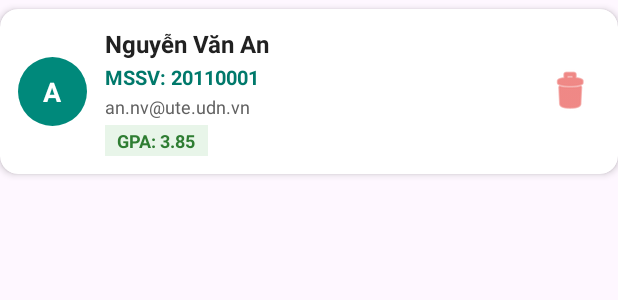
After one commit to NguyenQuangNhat24T2/BTTL_TongHop, an Android app: the layout item_student_room.xml on its own in the app's theme, with its tools: preview values and no code run, on a phone screen of 412 x 824 dp. The commit adds this screen. Shown: the top 300 px of the screen. Run offline under Robolectric (Android 15) with nearby library versions, the phone set to English and light mode, and no system bars.

Commit message:
thiết kế giao diện xml cho activity fragment item và dialog

```diff
--- a/app/src/main/AndroidManifest.xml
+++ b/app/src/main/AndroidManifest.xml
@@ -1,6 +1,8 @@
 <?xml version="1.0" encoding="utf-8"?>
 <manifest xmlns:android="http://schemas.android.com/apk/res/android"
     xmlns:tools="http://schemas.android.com/tools">
+
+    <uses-permission android:name="android.permission.INTERNET" />
 
     <application
         android:allowBackup="true"
--- /dev/null
+++ b/app/src/main/res/drawable/bg_avatar_circle.xml
@@ -0,0 +1,5 @@
+<?xml version="1.0" encoding="utf-8"?>
+<shape xmlns:android="http://schemas.android.com/apk/res/android"
+    android:shape="oval">
+    <solid android:color="#00897B" />
+</shape>
--- /dev/null
+++ b/app/src/main/res/layout/item_student_room.xml
@@ -0,0 +1,87 @@
+<?xml version="1.0" encoding="utf-8"?>
+<androidx.cardview.widget.CardView xmlns:android="http://schemas.android.com/apk/res/android"
+    xmlns:app="http://schemas.android.com/apk/res-auto"
+    android:layout_width="match_parent"
+    android:layout_height="wrap_content"
+    android:layout_marginVertical="6dp"
+    app:cardCornerRadius="12dp"
+    app:cardElevation="3dp">
+
+    <LinearLayout
+        android:layout_width="match_parent"
+        android:layout_height="wrap_content"
+        android:gravity="center_vertical"
+        android:orientation="horizontal"
+        android:padding="12dp">
+
+        <TextView
+            android:id="@+id/tvAvatar"
+            android:layout_width="46dp"
+            android:layout_height="46dp"
+            android:background="@drawable/bg_avatar_circle"
+            android:gravity="center"
+            android:text="A"
+            android:textColor="@android:color/white"
+            android:textSize="18sp"
+            android:textStyle="bold" />
+
+        <LinearLayout
+            android:layout_width="0dp"
+            android:layout_height="wrap_content"
+            android:layout_marginStart="12dp"
+            android:layout_weight="1"
+            android:orientation="vertical">
+
+            <TextView
+                android:id="@+id/tvFullName"
+                android:layout_width="wrap_content"
+                android:layout_height="wrap_content"
+                android:text="Nguyễn Văn An"
+                android:textColor="#212121"
+                android:textSize="16sp"
+                android:textStyle="bold" />
+
+            <TextView
+                android:id="@+id/tvStudentCode"
+                android:layout_width="wrap_content"
+                android:layout_height="wrap_content"
+                android:layout_marginTop="2dp"
+                android:text="MSSV: 20110001"
+                android:textColor="#00796B"
+                android:textSize="13sp"
+                android:textStyle="bold" />
+
+            <TextView
+                android:id="@+id/tvEmail"
+                android:layout_width="wrap_content"
+                android:layout_height="wrap_content"
+                android:layout_marginTop="2dp"
+                android:text="an.nv@ute.udn.vn"
+                android:textColor="#616161"
+                android:textSize="12sp" />
+
+            <TextView
+                android:id="@+id/tvGpa"
+                android:layout_width="wrap_content"
+                android:layout_height="wrap_content"
+                android:layout_marginTop="4dp"
+                android:background="#E8F5E9"
+                android:paddingHorizontal="8dp"
+                android:paddingVertical="2dp"
+                android:text="GPA: 3.85"
+                android:textColor="#2E7D32"
+                android:textSize="12sp"
+                android:textStyle="bold" />
+        </LinearLayout>
+
+        <ImageButton
+            android:id="@+id/btnDelete"
+            android:layout_width="40dp"
+            android:layout_height="40dp"
+            android:background="?attr/selectableItemBackgroundBorderless"
+            android:contentDescription="Xóa sinh viên"
+            android:src="@android:drawable/ic_menu_delete"
+            app:tint="#E53935" />
+    </LinearLayout>
+
+</androidx.cardview.widget.CardView>
```
Also changed, not shown: app/src/main/res/layout/activity_main.xml (+3 -17 lines), app/src/main/res/layout/dialog_add_student.xml (added, +59 -0 lines), app/src/main/res/layout/fragment_student_list.xml (added, +99 -0 lines), app/src/main/res/menu/menu_student_list.xml (added, +10 -0 lines).
